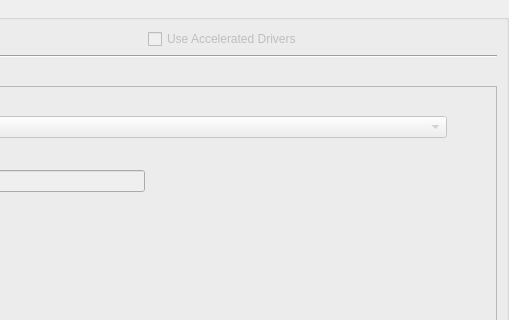
Above: ui/networkpage.ui from uwolfer/qtemu before the change; both pictures show x 214 to 723 and y 0 to 320 of the 723 by 506 pixel window. Below: the same form after it.
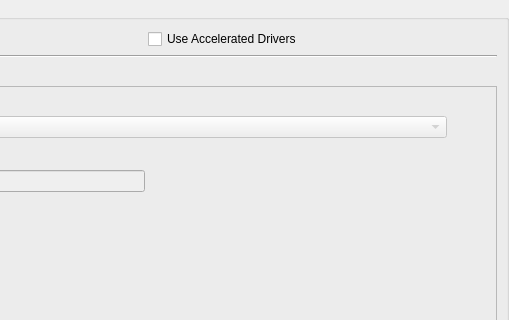
That is the form after the change. Icons and pictures are not drawn.

What changed in the file:
```diff
--- a/ui/networkpage.ui
+++ b/ui/networkpage.ui
@@ -43,7 +43,7 @@
         <item>
          <widget class="QCheckBox" name="netAccelCheck" >
           <property name="enabled" >
-           <bool>false</bool>
+           <bool>true</bool>
           </property>
           <property name="text" >
            <string>Use Accelerated Drivers</string>
```
